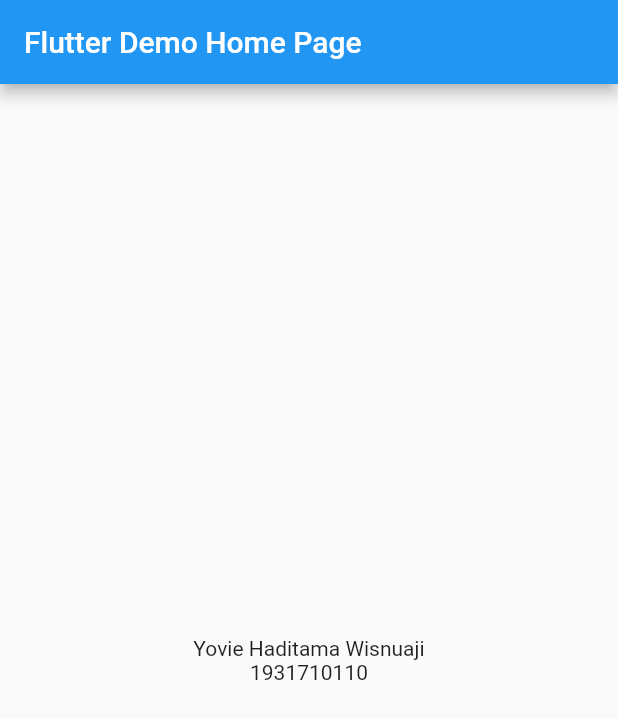
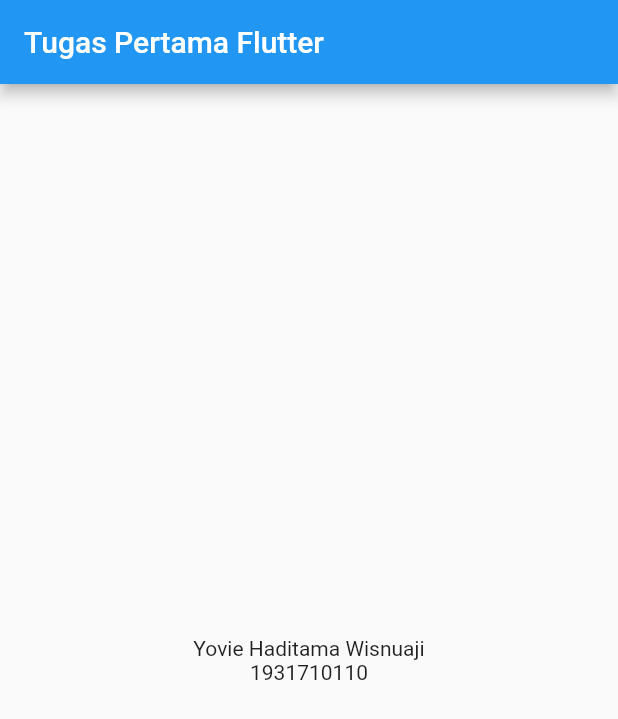
Before and after one commit to Yovieaji13/polinema_mobile_flutter_hello, a Flutter app: the screen it shows after launch, on a phone screen of 412 x 824 dp. Shown: the top 719 px of the screen. Run offline on Flutter 3.47's test engine with Material 2 defaults, Android fonts, the phone set to English and light mode, and no system bars.

```diff
--- a/lib/main.dart
+++ b/lib/main.dart
@@ -16,7 +16,7 @@ class MyApp extends StatelessWidget {
 
         visualDensity: VisualDensity.adaptivePlatformDensity,
       ),
-      home: MyHomePage(title: 'Flutter Demo Home Page'),
+      home: MyHomePage(title: 'Tugas Pertama Flutter'),
     );
   }
 }
```
Also changed, not shown: 1 other file.
